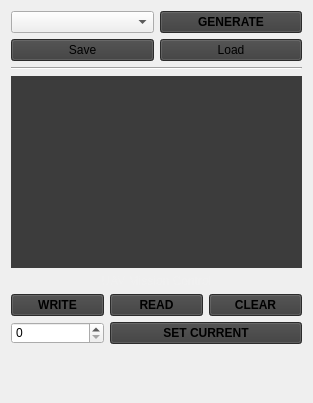
UCI-UAVForge/GroundStation, file GS/GUI/missionwidget.ui: the form before one commit.
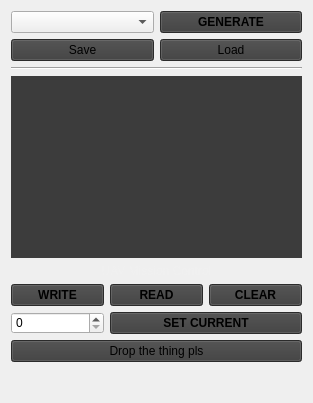
The form after the commit. Custom widgets are drawn as their Qt base class.

Commit message: drop signal

Patch:
```diff
--- a/GS/GUI/missionwidget.ui
+++ b/GS/GUI/missionwidget.ui
@@ -122,7 +122,7 @@
      </layout>
     </widget>
    </item>
-   <item row="9" column="0">
+   <item row="10" column="0">
     <spacer name="verticalSpacer">
      <property name="orientation">
       <enum>Qt::Vertical</enum>
@@ -239,6 +239,13 @@
      </item>
     </layout>
    </item>
+   <item row="9" column="0">
+    <widget class="QPushButton" name="dropButton">
+     <property name="text">
+      <string>Drop the thing pls</string>
+     </property>
+    </widget>
+   </item>
   </layout>
  </widget>
  <customwidgets>
```
The commit also changes 5 other files.
